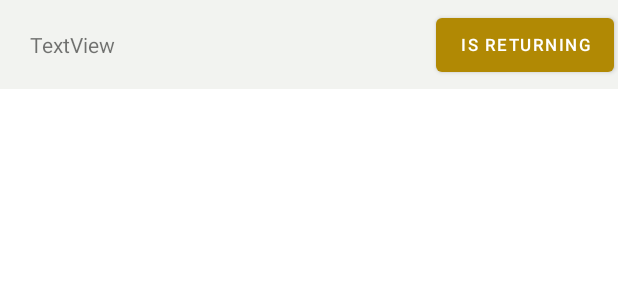
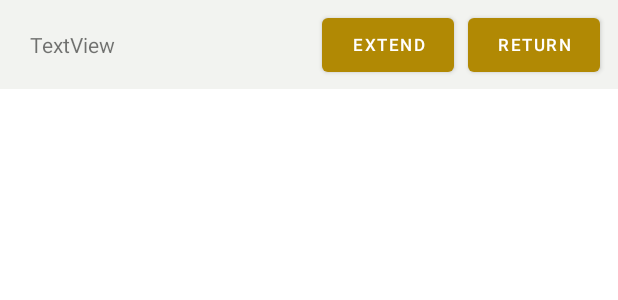
Before and after one commit to patrizianeubauer/LibrarySystem, an Android app: the layout return_item.xml on its own in the app's theme, with its tools: preview values and no code run, on a phone screen of 412 x 824 dp. Shown: the top 300 px of the screen. Run offline under Robolectric (Android 15) with nearby library versions, the phone set to English and light mode, and no system bars.

Commit message:
return/extend

```diff
--- a/app/src/main/java/com/example/librarymanagementsystem/ui/cardviews/AllBooksDetailsActivity.java
+++ b/app/src/main/java/com/example/librarymanagementsystem/ui/cardviews/AllBooksDetailsActivity.java
@@ -57,10 +57,10 @@ public class AllBooksDetailsActivity extends AppCompatActivity {
             tvPublisher.setText(book.getPublisher());
             tvAvailable = findViewById(R.id.tvAvailable);
             if (book.isAvailable()) {
-                tvAvailable.setText("yes");
+                tvAvailable.setText("Yes");
                 tvAvailable.setTextColor(Color.parseColor("#32CD32"));
             } else {
-                tvAvailable.setText("no");
+                tvAvailable.setText("No");
                 tvAvailable.setTextColor(Color.parseColor("#C70039"));
             }
 
--- a/app/src/main/res/layout/return_item.xml
+++ b/app/src/main/res/layout/return_item.xml
@@ -4,6 +4,7 @@
     xmlns:tools="http://schemas.android.com/tools"
     android:layout_width="match_parent"
     android:layout_height="wrap_content"
+    android:id="@+id/returnItems"
     android:background="#F2F3F0"
     app:cardBackgroundColor="@color/white"
     app:cardCornerRadius="15dp"
@@ -26,15 +27,28 @@
         app:layout_constraintVertical_bias="0.0" />
 
     <Button
+        android:id="@+id/buttonExtend"
         android:layout_width="wrap_content"
         android:layout_height="wrap_content"
-        android:id="@+id/buttonDetails"
         android:layout_gravity="right"
-        android:text="is returning"
+        android:text="extend"
+        android:textSize="5pt"
+        app:layout_constraintBottom_toBottomOf="parent"
+        app:layout_constraintEnd_toStartOf="@+id/buttonReturn"
+        app:layout_constraintHorizontal_bias="0.935"
+        app:layout_constraintStart_toEndOf="@+id/textView"
+        app:layout_constraintTop_toTopOf="parent" />
+
+    <Button
+        android:id="@+id/buttonReturn"
+        android:layout_width="wrap_content"
+        android:layout_height="wrap_content"
+        android:layout_gravity="right"
+        android:text="return"
         android:textSize="5pt"
         app:layout_constraintBottom_toBottomOf="parent"
         app:layout_constraintEnd_toEndOf="parent"
-        app:layout_constraintHorizontal_bias="0.989"
+        app:layout_constraintHorizontal_bias="0.951"
         app:layout_constraintStart_toEndOf="@+id/textView"
         app:layout_constraintTop_toTopOf="parent" />
 
```
Also changed, not shown: app/src/main/java/com/example/librarymanagementsystem/adapter/recyclerAdapterReturns.java (+6 -3 lines), app/src/main/java/com/example/librarymanagementsystem/data/DataHandling.java (+5 -5 lines), app/src/main/java/com/example/librarymanagementsystem/model/BorrowingProcess.java (+11 -1 lines), app/src/main/java/com/example/librarymanagementsystem/ui/cardviews/ReturnDetailsActivity.java (+20 -0 lines), app/src/main/res/layout/activity_main.xml (+13 -14 lines).
